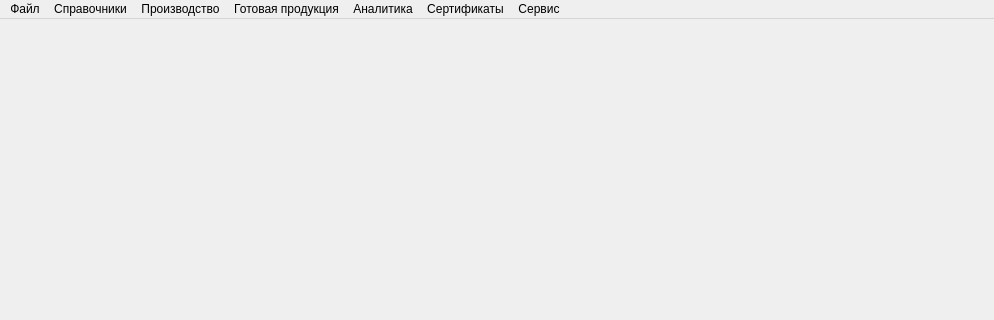
This is mainwindow.ui in Sergeyego/wire_pr as Qt 5 draws it before an edit; both pictures show x 0 to 994 and y 0 to 320 of the 994 by 694 pixel window. The edited form follows.
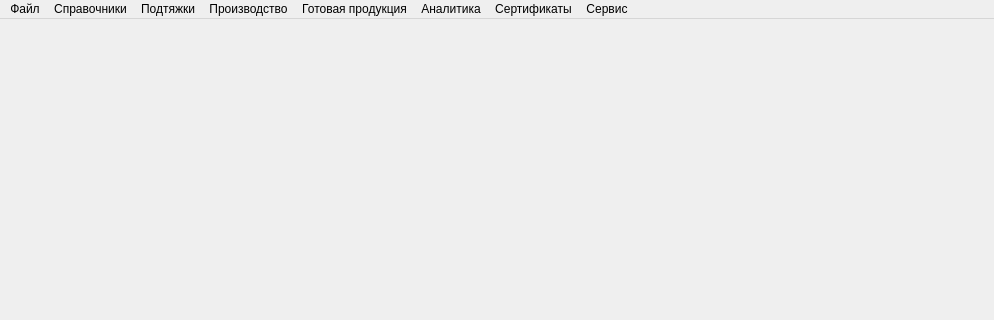
This is the edited form. Icons and pictures are not drawn.

Diff of the .ui file:
```diff
--- a/mainwindow.ui
+++ b/mainwindow.ui
@@ -22,7 +22,7 @@
      <x>0</x>
      <y>0</y>
      <width>994</width>
-     <height>24</height>
+     <height>22</height>
     </rect>
    </property>
    <widget class="QMenu" name="menu">
@@ -82,8 +82,19 @@
     </property>
     <addaction name="actionRefresh"/>
    </widget>
+   <widget class="QMenu" name="menu_8">
+    <property name="title">
+     <string>Подтяжки</string>
+    </property>
+    <addaction name="actionPodt"/>
+    <addaction name="actionPrecensePodt"/>
+    <addaction name="actionReportPodt"/>
+    <addaction name="actionFixPodt"/>
+    <addaction name="actionPodtNakl"/>
+   </widget>
    <addaction name="menu"/>
    <addaction name="menu_2"/>
+   <addaction name="menu_8"/>
    <addaction name="menu_3"/>
    <addaction name="menu_4"/>
    <addaction name="menu_5"/>
```
Left out of the diff: 35 changed lines with no effect on the pictures.
